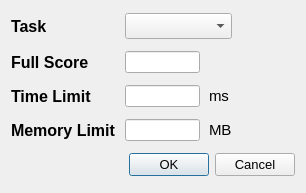
Before: the Qt Designer form forms_unix/addtaskdialog.ui in Project-LemonLime/Project_LemonLime, drawn with Qt 5.
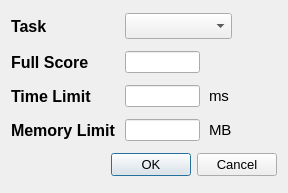
After: the same form once the commit is applied.

The edit to the form file:
```diff
--- a/forms_unix/addtaskdialog.ui
+++ b/forms_unix/addtaskdialog.ui
@@ -6,7 +6,7 @@
    <rect>
     <x>0</x>
     <y>0</y>
-    <width>306</width>
+    <width>288</width>
     <height>193</height>
    </rect>
   </property>
```
Left out of the diff: 178 changed lines with no effect on the pictures.
